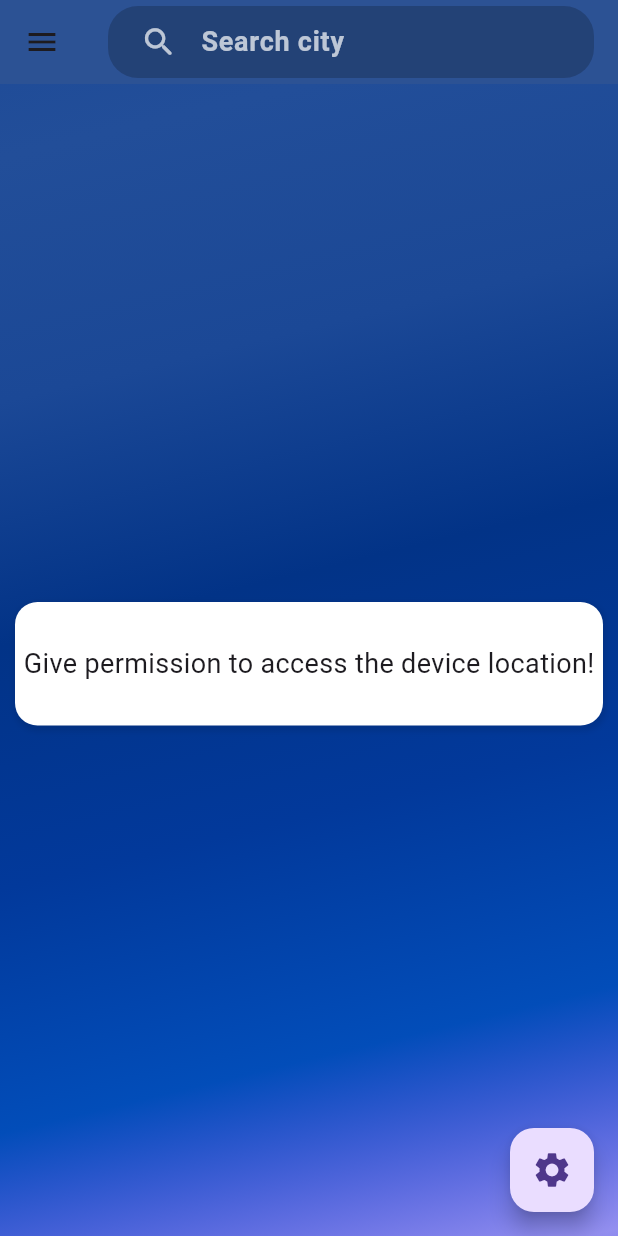
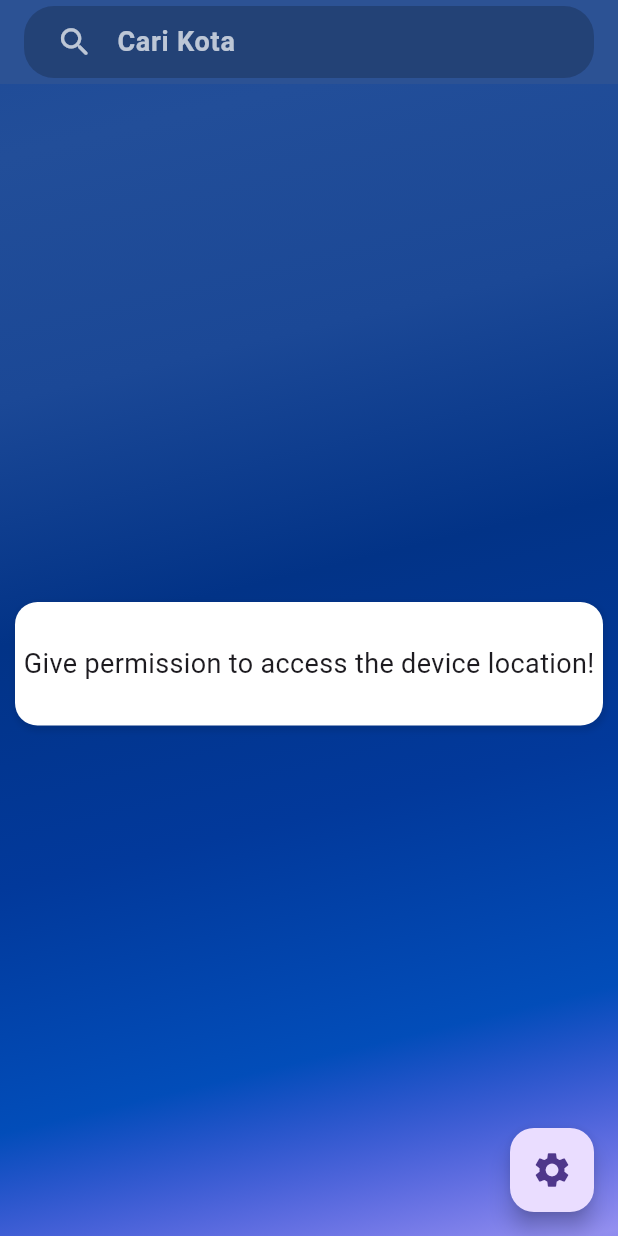
Before and after one commit to gondolegit/weatherApp, a Flutter app: the screen it shows after launch, on a phone screen of 412 x 824 dp. Run offline on Flutter 3.47's test engine with Material 3 defaults, Android fonts, the phone set to English and light mode, and no system bars; our stand-ins replace geolocator, shared_preferences.

Commit message:
Initial commit

```diff
--- a/lib/main.dart
+++ b/lib/main.dart
@@ -3,14 +3,6 @@ import 'package:provider/provider.dart';
 import 'controllers/weather_controller.dart';
 import 'views/home_page.dart';
 import 'views/settings_page.dart';
-
-/*
-*  Mobile Programming - Kelompok 1 - Universitas Pamulang
-1. ALDO 211011401581
-2. ABDUL RACHMAN 211011402097
-3. MOH. ARDIANSYAH 211011400999
-4. MUHAMMAD IKHSAN 211011401818
-* */
 
 void main() {
   runApp(const MyApp());
@@ -27,7 +19,7 @@ class MyApp extends StatelessWidget {
             builder: (context, themeProvider, child) {
           return MaterialApp(
             debugShowCheckedModeBanner: false,
-            title: 'WeatherApp',
+            title: 'MyWeather',
             theme: ThemeData.light(),
             darkTheme: ThemeData.dark(),
             themeMode:
--- a/lib/views/detail_page.dart
+++ b/lib/views/detail_page.dart
@@ -248,7 +248,7 @@ class _DetailPageState extends State<DetailPage> {
                                             width: 10,
                                           ),
                                           Text(
-                                            'High/Low',
+                                            'Tinggi/Rendah',
                                             style: TextStyle(
                                               color: isDarkMode == true
                                                   ? Colors.white
@@ -288,7 +288,7 @@ class _DetailPageState extends State<DetailPage> {
                                           const SizedBox(
                                             width: 10,
                                           ),
-                                          Text('Wind',
+                                          Text('Angin',
                                               style: TextStyle(
                                                 color: isDarkMode == true
                                                     ? Colors.white
@@ -327,7 +327,7 @@ class _DetailPageState extends State<DetailPage> {
                                           const SizedBox(
                                             width: 10,
                                           ),
-                                          Text('Humidity',
+                                          Text('Kelembaban',
                                               style: TextStyle(
                                                 color: isDarkMode == true
                                                     ? Colors.white
@@ -367,7 +367,7 @@ class _DetailPageState extends State<DetailPage> {
                                           const SizedBox(
                                             width: 10,
                                           ),
-                                          Text('Pressure',
+                                          Text('Tekanan',
                                               style: TextStyle(
                                                 color: isDarkMode == true
                                                     ? Colors.white
@@ -407,7 +407,7 @@ class _DetailPageState extends State<DetailPage> {
                                           const SizedBox(
                                             width: 10,
                                           ),
-                                          Text('Visibility',
+                                          Text('Visibilitas',
                                               style: TextStyle(
                                                 color: isDarkMode == true
                                                     ? Colors.white
--- a/lib/views/home_page.dart
+++ b/lib/views/home_page.dart
@@ -96,7 +96,7 @@ class _HomePageState extends State<HomePage> {
                         fontWeight: FontWeight.w600,
                         color: Colors.white),
                     decoration: InputDecoration(
-                      hintText: 'Search city',
+                      hintText: 'Cari Kota',
                       hintStyle: TextStyle(
                         fontSize: 18,
                         color: Colors.white.withOpacity(0.7),
@@ -113,60 +113,6 @@ class _HomePageState extends State<HomePage> {
                 ),
               ),
             ),
-            drawer: Drawer(
-                shadowColor: Color.fromARGB(255, 93, 93, 93),
-                elevation: 7.0,
-                backgroundColor:
-                    isDarkMode == true ? Colors.black : Colors.white,
-                child: Padding(
-                    padding: const EdgeInsets.only(top: 50, left: 10),
-                    child: Column(
-                        mainAxisAlignment: MainAxisAlignment.spaceBetween,
-                        crossAxisAlignment: CrossAxisAlignment.start,
-                        children: [
-                          ListTile(
-                              title: Column(
-                            children: [
-                              Image(
-                                image: const AssetImage(
-                                    'images/weather-forecast.png'),
-                                width: MediaQuery.of(context).size.width * 0.30,
-                              ),
-                              const Text("Weather",
-                                  style: TextStyle(fontSize: 30)),
-                              Divider(
-                                color: isDarkMode == true
-                                    ? Color.fromARGB(255, 93, 93, 93)
-                                    : Colors.black,
-                              ),
-                            ],
-                          )),
-                          Column(
-                            mainAxisAlignment: MainAxisAlignment.start,
-                            crossAxisAlignment: CrossAxisAlignment.start,
-                            children: [
-                              Divider(
-                                color: isDarkMode == true
-                                    ? Color.fromARGB(255, 93, 93, 93)
-                                    : Colors.black,
-                              ),
-                              ListTile(
-                                  onTap: () =>
-                                      Navigator.pushNamed(context, '/settings'),
-                                  title: const Row(
-                                    mainAxisAlignment: MainAxisAlignment.start,
-                                    children: [
-                                      Icon(Icons.settings),
-                                      SizedBox(
-                                        width: 10,
-                                      ),
-                                      Text("Settings",
-                                          style: TextStyle(fontSize: 20)),
-                                    ],
-                                  ))
-                            ],
-                          )
-                        ]))),
             floatingActionButton: FloatingActionButton(
               tooltip: 'Settings',
               onPressed: () {
```
Also changed, not shown: 1 other file.
